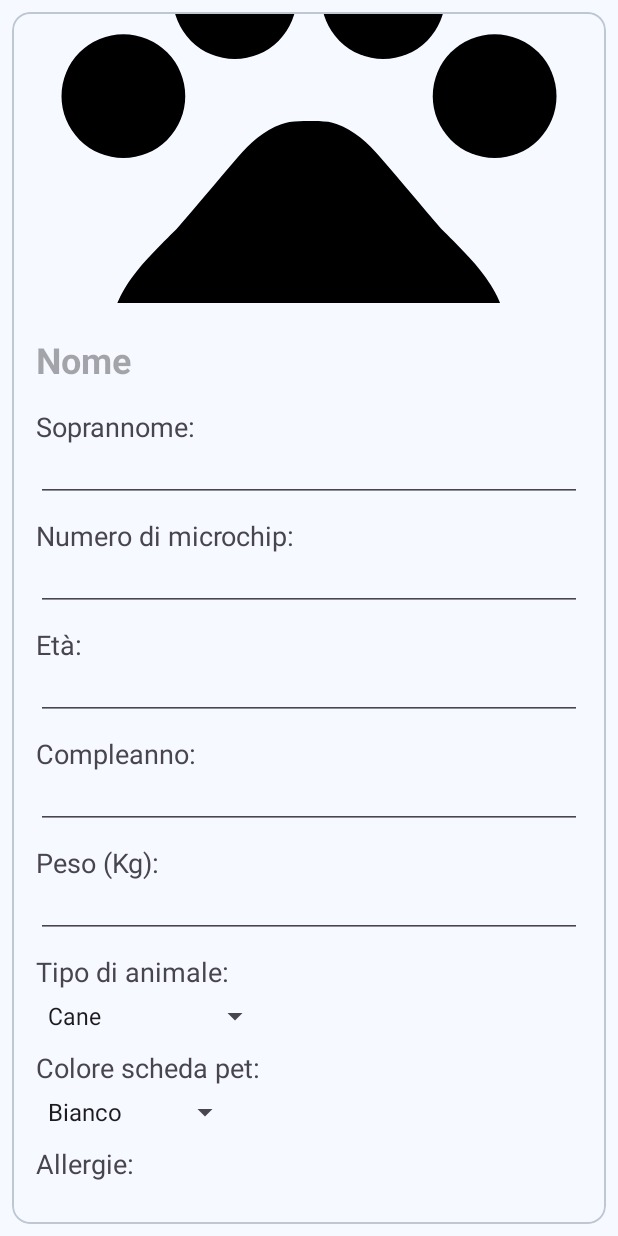
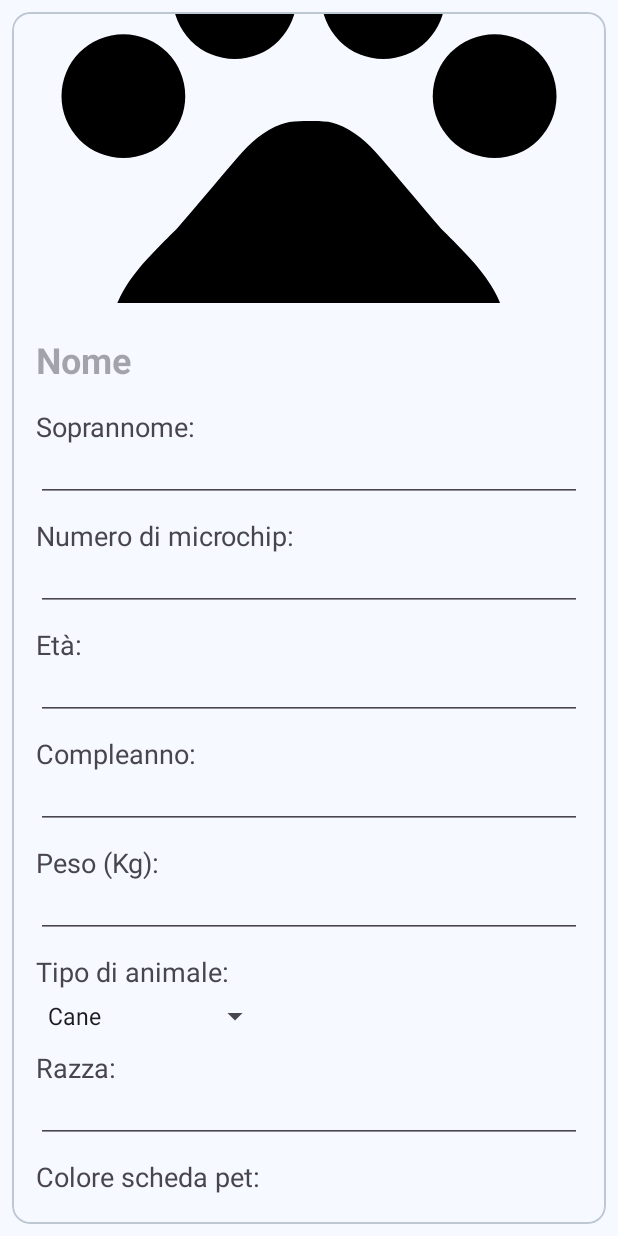
Before and after one commit to amazzeo11/PetSphere, an Android app: the layout card_pet.xml on its own in the app's theme, with its tools: preview values and no code run, on a phone screen of 412 x 824 dp. Run offline under Robolectric (Android 15) with nearby library versions, the phone set to English and light mode, and no system bars.

Commit message:
aggiunta razza in pet

```diff
--- a/app/app/src/main/java/com/unimib/petsphere/ui/pet/CreatePetActivity.java
+++ b/app/app/src/main/java/com/unimib/petsphere/ui/pet/CreatePetActivity.java
@@ -34,7 +34,7 @@ import java.io.IOException;
 
 public class CreatePetActivity extends AppCompatActivity {
     private static final int PICK_IMAGE_REQUEST = 1;
-    private EditText nome, soprannome, microchip, eta, compleanno, peso, allergie, note;
+    private EditText nome, soprannome, microchip, eta, compleanno, peso, allergie, note, razza;
     private Spinner colore, tipo;
     private Button saveButton, uploadImageButton;
     private ImageView petImageView;
@@ -60,6 +60,7 @@ public class CreatePetActivity extends AppCompatActivity {
         peso = findViewById(R.id.edit_peso);
         colore = findViewById(R.id.spinnerColore);
         tipo = findViewById(R.id.spinnerTipo);
+        razza = findViewById(R.id.edit_razza);
         allergie = findViewById(R.id.edit_allergie);
         note = findViewById(R.id.edit_note);
         petImageView = findViewById(R.id.pet_image);
@@ -134,6 +135,7 @@ public class CreatePetActivity extends AppCompatActivity {
         return new PetModel(
                 petImagePath,
                 tipo.getSelectedItem().toString(),
+                razza.getText().toString(),
                 microchip.getText().toString(),
                 nome.getText().toString(),
                 soprannome.getText().toString(),
--- a/app/app/src/main/java/com/unimib/petsphere/ui/pet/ViewPetActivity.java
+++ b/app/app/src/main/java/com/unimib/petsphere/ui/pet/ViewPetActivity.java
@@ -58,7 +58,7 @@ import java.util.HashMap;
 import java.util.Map;
 
 public class ViewPetActivity extends AppCompatActivity {
-    private EditText nome, soprannome, microchip, eta, compleanno, peso, allergie, note;
+    private EditText nome, soprannome, microchip, eta, compleanno, peso, allergie, note, razza;
     private Spinner colore, tipo;
     private ImageView petImageView;
     private PetViewModel petViewModel;
@@ -130,6 +130,7 @@ public class ViewPetActivity extends AppCompatActivity {
         peso = findViewById(R.id.text_peso);
         colore = findViewById(R.id.colore);
         tipo = findViewById(R.id.tipo);
+        razza = findViewById(R.id.razza);
         allergie = findViewById(R.id.allergie);
         note = findViewById(R.id.note);
         petImageView = findViewById(R.id.pet_image);
@@ -262,6 +263,7 @@ public class ViewPetActivity extends AppCompatActivity {
         note.setText(pet.getNotes());
         selected=Arrays.asList(tipi).indexOf(pet.getAnimal_type());
         tipo.setSelection(selected);
+        razza.setText(pet.getBreed());
         int selectedColorIndex = Arrays.asList(colori).indexOf(pet.getColor());
         if (selectedColorIndex != -1) {
             colore.setSelection(selectedColorIndex);
@@ -286,6 +288,7 @@ public class ViewPetActivity extends AppCompatActivity {
         peso.setEnabled(enabled);
         colore.setEnabled(enabled);
         tipo.setEnabled(enabled);
+        razza.setEnabled(enabled);
         allergie.setEnabled(enabled);
         note.setEnabled(enabled);
     }
--- a/app/app/src/main/java/com/unimib/petsphere/util/constants.java
+++ b/app/app/src/main/java/com/unimib/petsphere/util/constants.java
@@ -1,7 +1,7 @@
 package com.unimib.petsphere.util;
 
 public class constants {
-    public static final int DATABASE_VERSION = 4;
+    public static final int DATABASE_VERSION = 5;
     public static final String PET_DATABASE = "pet_database";
     public static final String UNEXPECTED_ERROR = "unexpected_error";
 }
--- a/app/app/src/main/res/layout/card_pet.xml
+++ b/app/app/src/main/res/layout/card_pet.xml
@@ -146,6 +146,20 @@
             <TextView
                 android:layout_width="match_parent"
                 android:layout_height="wrap_content"
+                android:text="@string/razza"
+                android:textSize="18sp" />
+            <EditText
+                android:id="@+id/razza"
+                android:layout_width="match_parent"
+                android:layout_height="wrap_content"
+                android:paddingTop="0dp"
+                android:textSize="16sp"
+                android:layout_marginBottom="10dp"
+                android:layout_marginTop="5dp" />
+
+            <TextView
+                android:layout_width="match_parent"
+                android:layout_height="wrap_content"
                 android:text="@string/colore_scheda_pet"
                 android:textSize="18sp" />
             <Spinner
--- a/app/app/src/main/res/values/strings.xml
+++ b/app/app/src/main/res/values/strings.xml
@@ -79,4 +79,6 @@
     <string name="curiosita_gatti">"Curiosità sui gatti:"</string>
     <string name="ok">"OK"</string>
     <string name="errore_immagine">"Errore nel caricamento dell'immagine"</string>
+    <string name="razza">Razza:</string>
+    <string name="inserisci_la_razza">Inserisci la razza</string>
 </resources>
```
Also changed, not shown: app/app/src/main/java/com/unimib/petsphere/data/model/PetModel.java (+11 -1 lines), app/app/src/main/res/layout/activity_create_pet.xml (+14 -0 lines).
